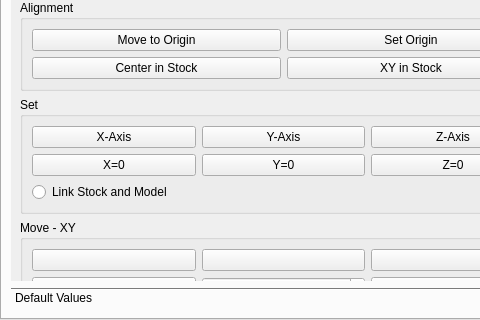
berndhahnebach/All_FreeCAD, file src/Mod/Path/Gui/Resources/panels/PathEdit.ui: the form before one commit; both pictures show x 0 to 480 and y 465 to 785 of the 581 by 785 pixel window.
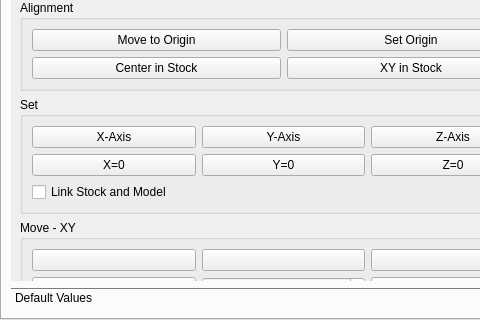
The form after the commit. Icons and pictures are not drawn. Custom widgets are drawn as their Qt base class.

Commit message: change from radio button to checkbox per feedback

```diff
--- a/src/Mod/Path/Gui/Resources/panels/PathEdit.ui
+++ b/src/Mod/Path/Gui/Resources/panels/PathEdit.ui
@@ -719,7 +719,7 @@
             </widget>
            </item>
            <item row="2" column="0">
-            <widget class="QRadioButton" name="linkStockAndModel">
+            <widget class="QCheckBox" name="linkStockAndModel">
              <property name="text">
               <string>Link Stock and Model</string>
              </property>
```
